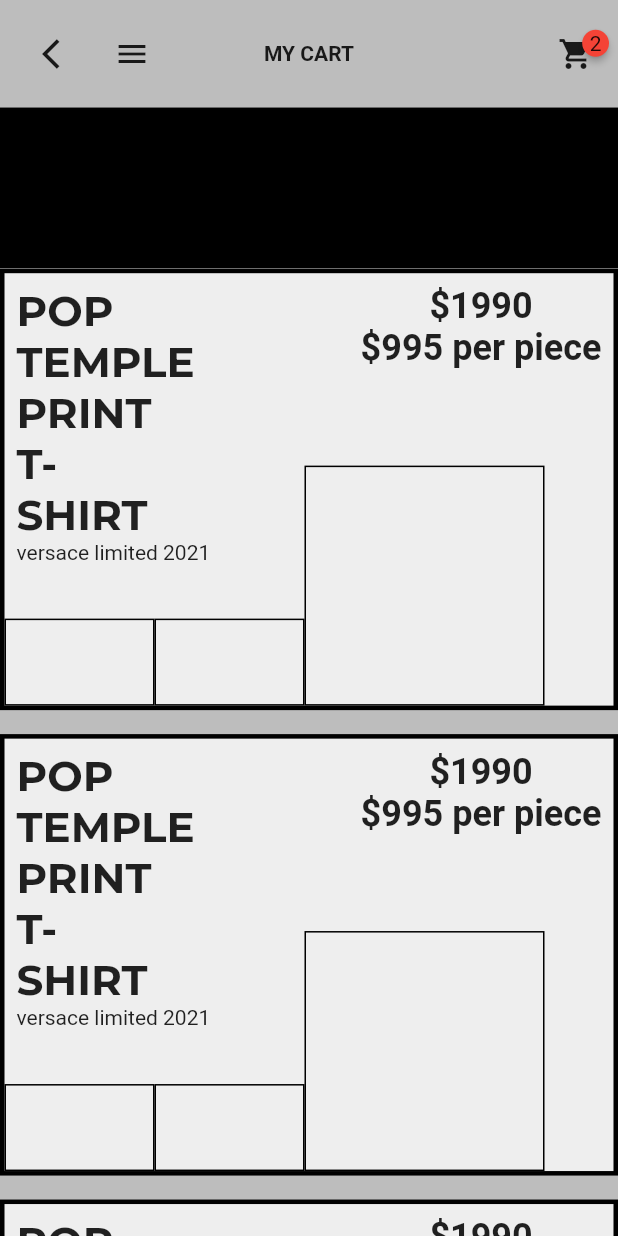
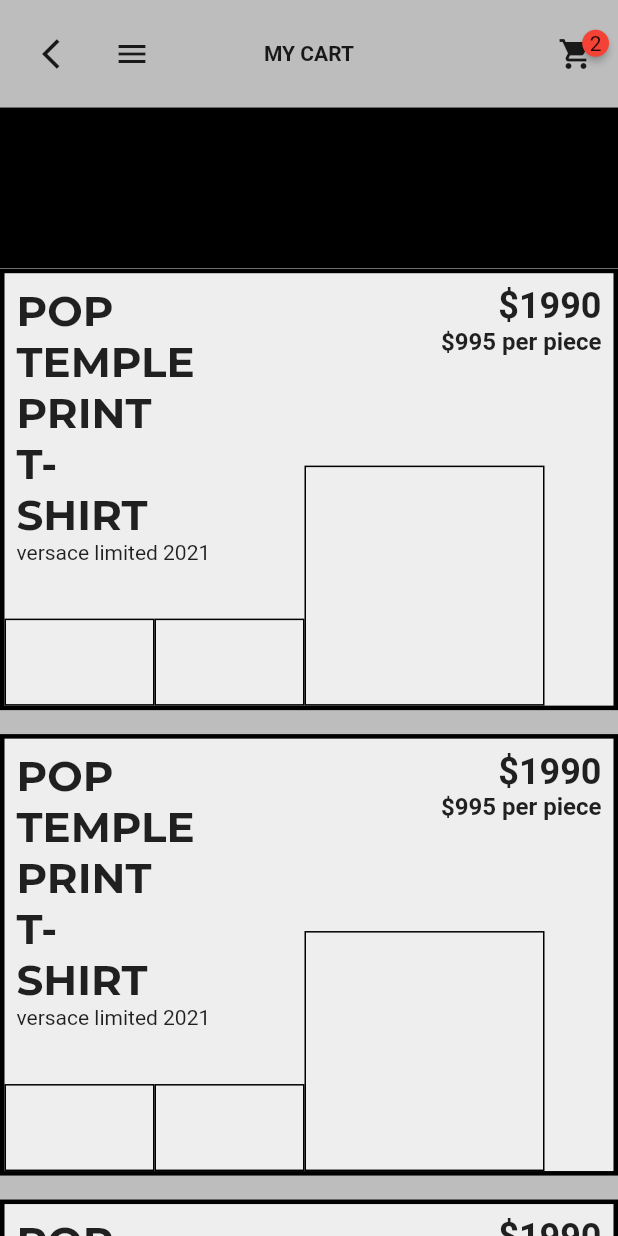
Before and after one commit to JAICHANGPARK/flutter_notebook_8th_story, a Flutter app: the MyCartPage screen opened directly, on a phone screen of 412 x 824 dp. Run offline on Flutter 3.47's test engine with Material 2 defaults, Android fonts, the phone set to English and light mode, and no system bars; drawn by our look-alikes of badges; our stand-ins replace google_fonts.

Commit message:
Update my_cart_page.dart

```diff
--- a/lib/ep561_fashion_store_app/my_cart_page.dart
+++ b/lib/ep561_fashion_store_app/my_cart_page.dart
@@ -91,6 +91,7 @@ class _MyCartPageState extends State<MyCartPage> {
                                 right: 8,
                                 top: 8,
                                 child: Column(
+                                  crossAxisAlignment: CrossAxisAlignment.end,
                                   children: [
                                     Text(
                                       "\$1990",
@@ -98,7 +99,7 @@ class _MyCartPageState extends State<MyCartPage> {
                                     ),
                                     Text(
                                       "\$995 per piece",
-                                      style: TextStyle(fontWeight: FontWeight.bold, fontSize: 24),
+                                      style: TextStyle(fontWeight: FontWeight.bold, fontSize: 16),
                                     )
                                   ],
                                 )),
```
